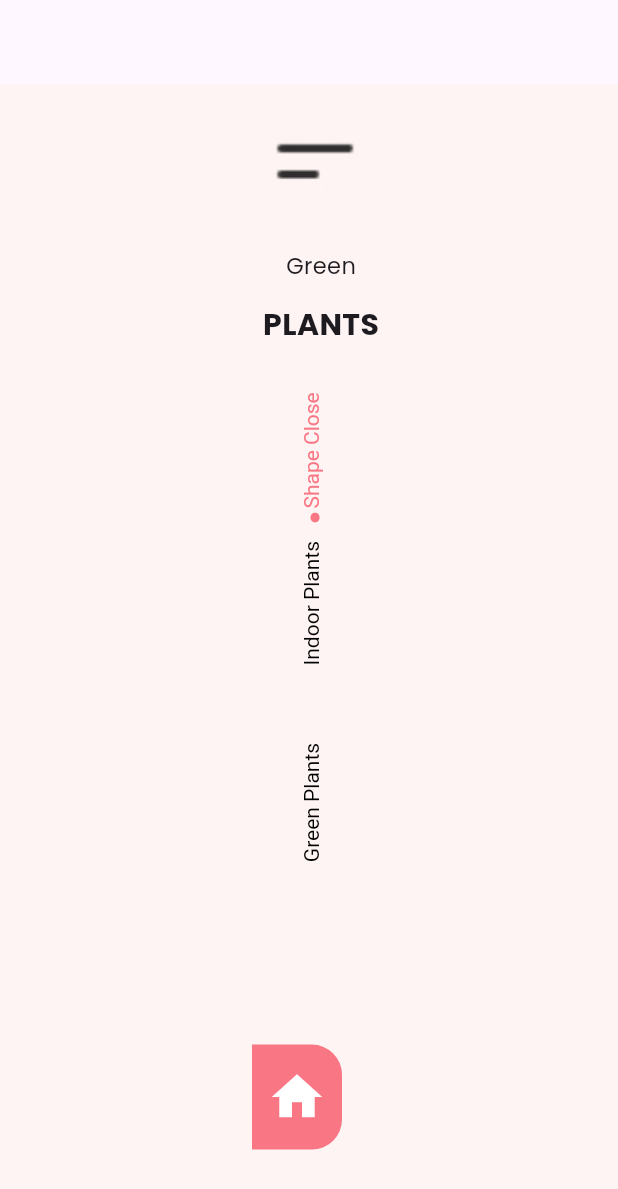
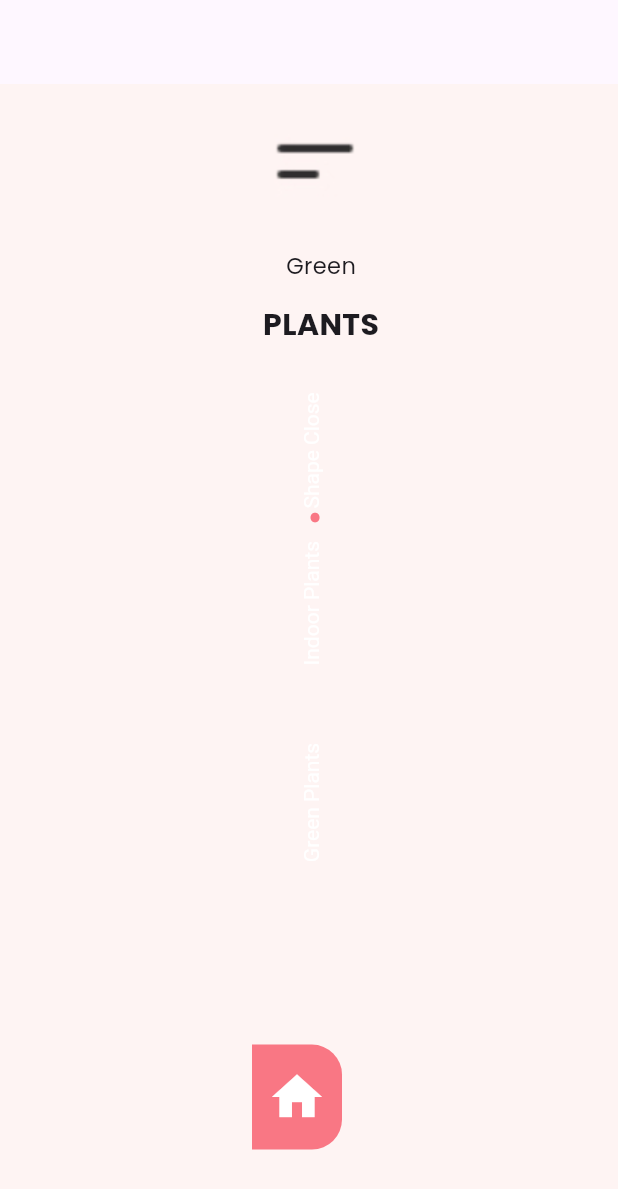
Before and after one commit to NurhayatYurtaslan/100_projects_of_flutter, a Flutter app: the screen it shows after launch, on a phone screen of 412 x 824 dp. Shown: the top 1189 px of the screen. Run offline on Flutter 3.47's test engine with Material 3 defaults, Android fonts, the phone set to English and light mode, and no system bars; our stand-ins replace google_fonts; statements that could not run were skipped.

Commit message:
update 🆕: color

```diff
--- a/plant_app_ui/lib/core/constants/color_constants.dart
+++ b/plant_app_ui/lib/core/constants/color_constants.dart
@@ -2,4 +2,3 @@
 
 Color primaryColor = const Color.fromARGB(255, 249, 119, 132);
 Color secondaryColor = const Color.fromARGB(255, 254, 244, 243);
-Color blackColor = Colors.black;
```
